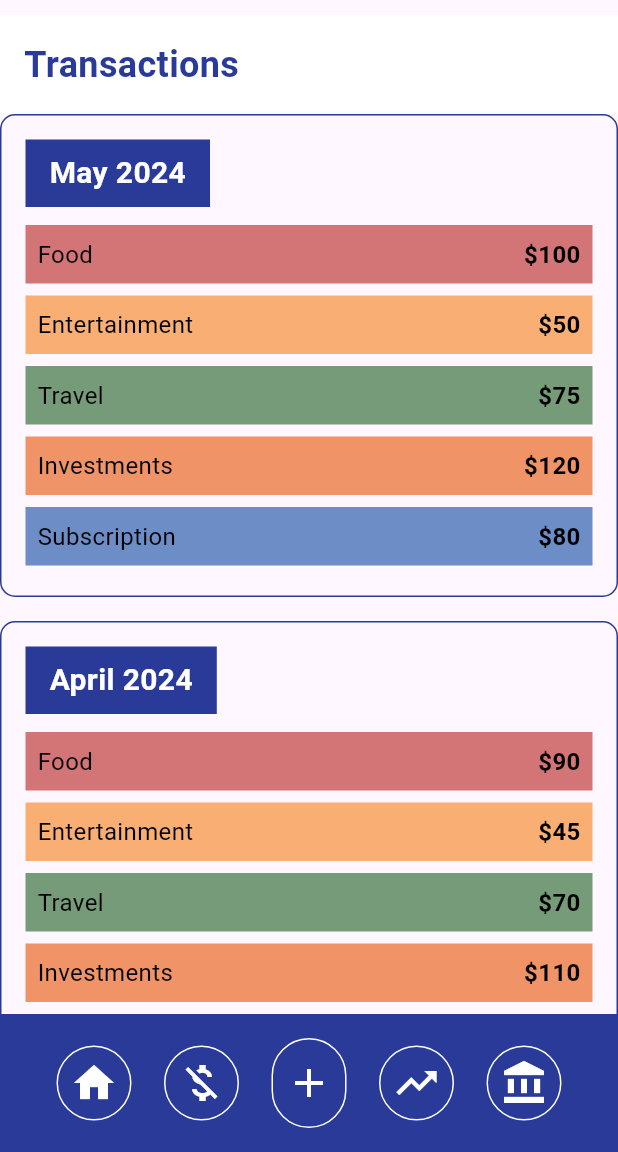
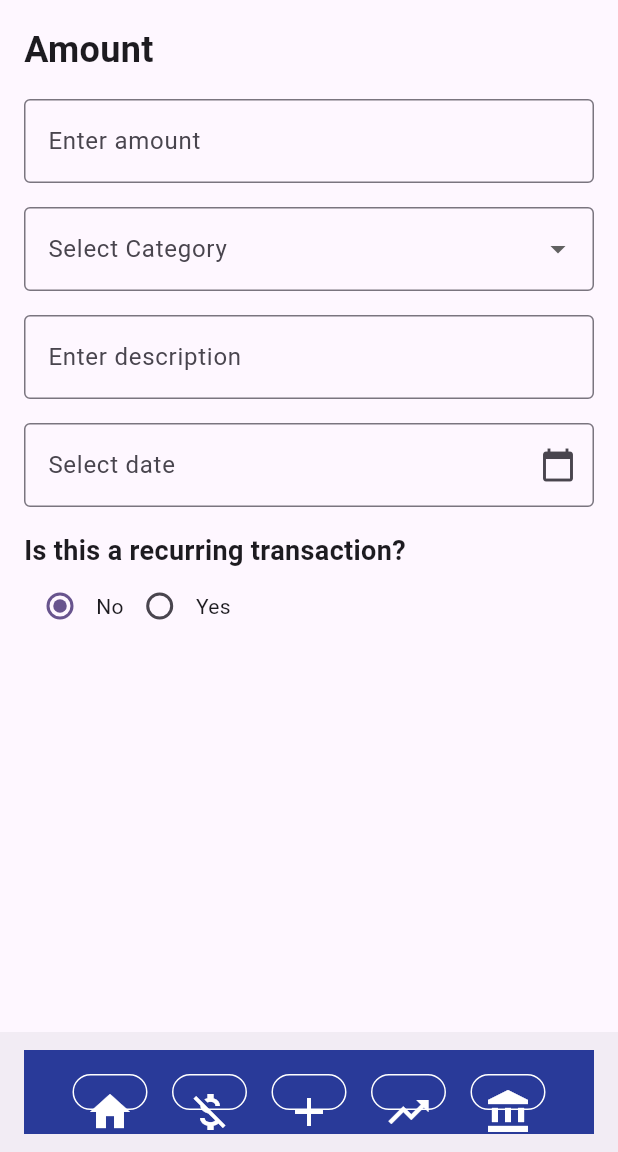
Before and after one commit to Parth9001/insave, a Flutter app: the screen it shows after launch, on a phone screen of 412 x 824 dp, the part 84-1236 px from its top. Run offline on Flutter 3.47's test engine with Material 3 defaults, Android fonts, the phone set to English and light mode, and no system bars.

Commit message:
Add Transaction layout done

```diff
--- /dev/null
+++ b/lib/add_transaction.dart
@@ -0,0 +1,297 @@
+import 'package:flutter/material.dart';
+import 'package:intl/intl.dart';
+
+class AddTransactionPage extends StatefulWidget {
+  const AddTransactionPage({Key? key}) : super(key: key);
+
+  @override
+  _AddTransactionPageState createState() => _AddTransactionPageState();
+}
+
+class _AddTransactionPageState extends State<AddTransactionPage> {
+  final _amountController = TextEditingController();
+  final _descriptionController = TextEditingController();
+  String? _selectedCategory;
+  String? _selectedFrequency;
+  DateTime? _selectedDate;
+  bool _isRecurring = false;
+
+  final List<String> _categories = [
+    'Food',
+    'Entertainment',
+    'Travel',
+    'Investments',
+    'Subscription'
+  ];
+  final List<String> _frequencies = ['Daily', 'Weekly', 'Monthly', 'Yearly'];
+
+  @override
+  Widget build(BuildContext context) {
+    return Scaffold(
+      appBar: AppBar(
+        backgroundColor: const Color(0xFF293A99),
+        title: const Text(
+          'InSave',
+          style: TextStyle(
+            color: Colors.white,
+          ),
+          textAlign: TextAlign.center,
+        ),
+        centerTitle: true,
+        actions: [
+          IconButton(
+            onPressed: () {
+              // Handle account icon press here
+            },
+            icon: const Icon(
+              Icons.account_circle,
+              color: Colors.white,
+            ),
+          ),
+        ],
+      ),
+      body: Padding(
+        padding: const EdgeInsets.all(16.0),
+        child: SingleChildScrollView(
+          child: Column(
+            crossAxisAlignment: CrossAxisAlignment.start,
+            children: [
+              const Text(
+                'Amount',
+                style: TextStyle(
+                  fontSize: 24,
+                  fontWeight: FontWeight.bold,
+                ),
+              ),
+              const SizedBox(height: 16),
+              TextField(
+                controller: _amountController,
+                keyboardType: TextInputType.number,
+                decoration: const InputDecoration(
+                  border: OutlineInputBorder(),
+                  labelText: 'Enter amount',
+                ),
+              ),
+              const SizedBox(height: 16),
+              DropdownButtonFormField<String>(
+                value: _selectedCategory,
+                items: _categories.map((category) {
+                  return DropdownMenuItem(
+                    value: category,
+                    child: Text(category),
+                  );
+                }).toList(),
+                onChanged: (value) {
+                  setState(() {
+                    _selectedCategory = value;
+                  });
+                },
+                decoration: const InputDecoration(
+                  border: OutlineInputBorder(),
+                  labelText: 'Select Category',
+                ),
+              ),
+              const SizedBox(height: 16),
+              TextField(
+                controller: _descriptionController,
+                decoration: const InputDecoration(
+                  border: OutlineInputBorder(),
+                  labelText: 'Enter description',
+                ),
+              ),
+              const SizedBox(height: 16),
+              TextField(
+                readOnly: true,
+                decoration: InputDecoration(
+                  border: const OutlineInputBorder(),
+                  labelText: _selectedDate == null
+                      ? 'Select date'
+                      : DateFormat('yyyy-MM-dd').format(_selectedDate!),
+                  suffixIcon: IconButton(
+                    icon: const Icon(Icons.calendar_today),
+                    onPressed: () async {
+                      DateTime? pickedDate = await showDatePicker(
+                        context: context,
+                        initialDate: DateTime.now(),
+                        firstDate: DateTime(2000),
+                        lastDate: DateTime(2101),
+                      );
+                      if (pickedDate != null) {
+                        setState(() {
+                          _selectedDate = pickedDate;
+                        });
+                      }
+                    },
+                  ),
+                ),
+              ),
+              const SizedBox(height: 16),
+              const Text(
+                'Is this a recurring transaction?',
+                style: TextStyle(
+                  fontSize: 18,
+                  fontWeight: FontWeight.bold,
+                ),
+              ),
+              Row(
+                children: [
+                  Radio<bool>(
+                    value: false,
+                    groupValue: _isRecurring,
+                    onChanged: (value) {
+                      setState(() {
+                        _isRecurring = value!;
+                      });
+                    },
+                  ),
+                  const Text('No'),
+                  Radio<bool>(
+                    value: true,
+                    groupValue: _isRecurring,
+                    onChanged: (value) {
+                      setState(() {
+                        _isRecurring = value!;
+                      });
+                    },
+                  ),
+                  const Text('Yes'),
+                ],
+              ),
+              if (_isRecurring) ...[
+                const SizedBox(height: 16),
+                DropdownButtonFormField<String>(
+                  value: _selectedFrequency,
+                  items: _frequencies.map((frequency) {
+                    return DropdownMenuItem(
+                      value: frequency,
+                      child: Text(frequency),
+                    );
+                  }).toList(),
+                  onChanged: (value) {
+                    setState(() {
+                      _selectedFrequency = value;
+                    });
+                  },
+                  decoration: const InputDecoration(
+                    border: OutlineInputBorder(),
+                    labelText: 'Select Frequency',
+                  ),
+                ),
+              ],
+            ],
+          ),
+        ),
+      ),
+      bottomNavigationBar: BottomAppBar(
+        child: Container(
+          padding: const EdgeInsets.all(16),
+          width: double.infinity,
+          color: const Color(0xFF293A99), // Footer background color
+          child: Row(
+            mainAxisAlignment: MainAxisAlignment.spaceEvenly,
+            children: [
+              // Home icon
+              Container(
+                decoration: BoxDecoration(
+                  borderRadius: BorderRadius.circular(30), // Circular border
+                  border: Border.all(
+                    color: Colors.white, // Set border color to white
+                  ),
+                ),
+                child: IconButton(
+                  onPressed: () {
+                    // Navigate to home screen
+                  },
+                  icon: const Icon(
+                    Icons.home,
+                    color: Colors.white,
+                    size: 32, // Increase icon size
+                  ),
+                ),
+              ),
+              // Expenses icon
+              Container(
+                decoration: BoxDecoration(
+                  borderRadius: BorderRadius.circular(30), // Circular border
+                  border: Border.all(
+                    color: Colors.white, // Set border color to white
+                  ),
+                ),
+                child: IconButton(
+                  onPressed: () {
+                    // Navigate to expenses screen
+                  },
+                  icon: const Icon(
+                    Icons.money_off,
+                    color: Colors.white,
+                    size: 32, // Increase icon size
+                  ),
+                ),
+              ),
+              // Add icon
+              SizedBox(
+                height: 60, // Adjust height to move it slightly higher
+                child: Container(
+                  decoration: BoxDecoration(
+                    borderRadius: BorderRadius.circular(30), // Circular border
+                    border: Border.all(
+                      color: Colors.white, // Set border color to white
+                    ),
+                  ),
+                  child: IconButton(
+                    onPressed: () {
+                      // Perform add action
+                    },
+                    icon: const Icon(
+                      Icons.add,
+                      color: Colors.white,
+                      size: 32, // Increase icon size
+                    ),
+                  ),
+                ),
+              ),
+              // Investments icon
+              Container(
+                decoration: BoxDecoration(
+                  borderRadius: BorderRadius.circular(30), // Circular border
+                  border: Border.all(
+                    color: Colors.white, // Set border color to white
+                  ),
+                ),
+                child: IconButton(
+                  onPressed: () {
+                    // Navigate to investments screen
+                  },
+                  icon: const Icon(
+                    Icons.trending_up,
+                    color: Colors.white,
+                    size: 32, // Increase icon size
+                  ),
+                ),
+              ),
+              // Savings icon
+              Container(
+                decoration: BoxDecoration(
+                  borderRadius: BorderRadius.circular(30), // Circular border
+                  border: Border.all(
+                    color: Colors.white, // Set border color to white
+                  ),
+                ),
+                child: IconButton(
+                  onPressed: () {
+                    // Navigate to savings screen
+                  },
+                  icon: const Icon(
+                    Icons.account_balance,
+                    color: Colors.white,
+                    size: 32, // Increase icon size
+                  ),
+                ),
+              ),
+            ],
+          ),
+        ),
+      ),
+    );
+  }
+}
--- a/lib/main.dart
+++ b/lib/main.dart
@@ -1,7 +1,8 @@
 import 'package:flutter/material.dart';
 // import 'login.dart';
 // import 'home.dart';
-import 'transactions.dart';
+// import 'transactions.dart';
+import 'add_transaction.dart';
 
 void main() {
   runApp(const MyApp());
@@ -19,7 +20,7 @@ class MyApp extends StatelessWidget {
         colorScheme: ColorScheme.fromSeed(seedColor: Colors.deepPurple),
         useMaterial3: true,
       ),
-      home: const TransactionPage(), // Set LoginPage as the home
+      home: const AddTransactionPage(), // Set LoginPage as the home
     );
   }
 }
--- a/pubspec.yaml
+++ b/pubspec.yaml
@@ -34,6 +34,7 @@ dependencies:
   # The following adds the Cupertino Icons font to your application.
   # Use with the CupertinoIcons class for iOS style icons.
   cupertino_icons: ^1.0.2
+  intl: ^0.19.0
 
 dev_dependencies:
   flutter_test:
```
Also changed, not shown: pubspec.lock.
